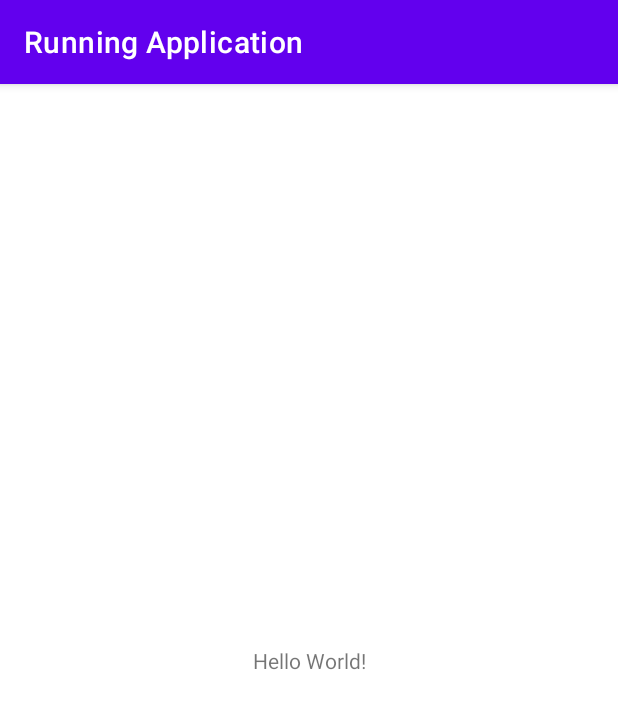
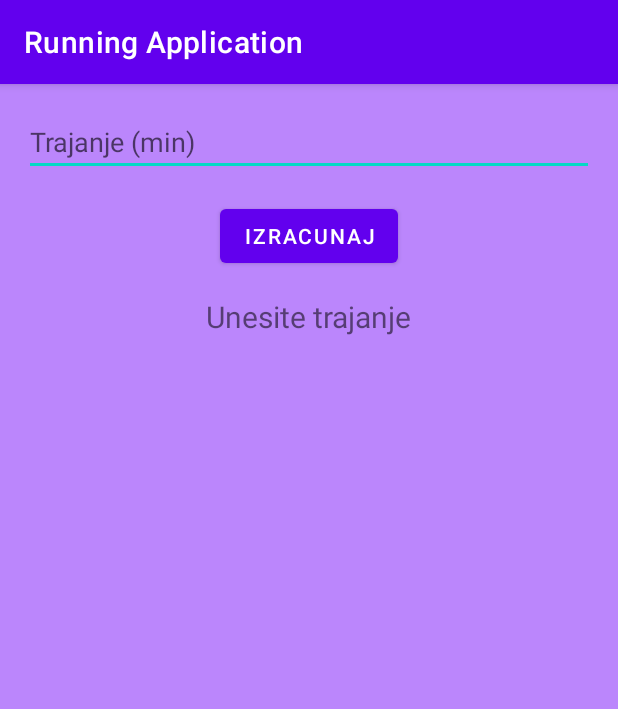
Before and after one commit to kostaDimitrijevic/RunningApplication, an Android app: the screen it shows after launch (MainActivity), on a phone screen of 412 x 824 dp. Shown: the top 709 px of the screen. Run offline under Robolectric (Android 15) with nearby library versions, the phone set to English and light mode, and no system bars.

Commit message:
ViewBinding, ViewModel-LiveData dependencies

```diff
--- a/app/build.gradle
+++ b/app/build.gradle
@@ -13,6 +13,10 @@ android {
         versionName "1.0"
 
         testInstrumentationRunner "androidx.test.runner.AndroidJUnitRunner"
+    }
+
+    buildFeatures {
+        viewBinding true
     }
 
     buildTypes {
@@ -35,4 +39,12 @@ dependencies {
     testImplementation 'junit:junit:4.13.2'
     androidTestImplementation 'androidx.test.ext:junit:1.1.3'
     androidTestImplementation 'androidx.test.espresso:espresso-core:3.4.0'
+
+
+    def lifecycle_version = "2.2.0"
+    implementation "androidx.lifecycle:lifecycle-viewmodel:$lifecycle_version"
+    implementation "androidx.lifecycle:lifecycle-livedata:$lifecycle_version"
+    implementation "androidx.lifecycle:lifecycle-viewmodel-savedstate:$lifecycle_version"
+    implementation "androidx.lifecycle:lifecycle-common-java8:$lifecycle_version"
+
 }
--- a/app/src/main/java/com/example/runningapplication/MainActivity.java
+++ b/app/src/main/java/com/example/runningapplication/MainActivity.java
@@ -4,11 +4,16 @@ import androidx.appcompat.app.AppCompatActivity;
 
 import android.os.Bundle;
 
+import com.example.runningapplication.databinding.ActivityMainBinding;
+
 public class MainActivity extends AppCompatActivity {
+
+    private ActivityMainBinding binding;
 
     @Override
     protected void onCreate(Bundle savedInstanceState) {
         super.onCreate(savedInstanceState);
-        setContentView(R.layout.activity_main);
+        binding = ActivityMainBinding.inflate(getLayoutInflater());
+        setContentView(binding.getRoot());
     }
 }
--- a/app/src/main/res/layout/activity_main.xml
+++ b/app/src/main/res/layout/activity_main.xml
@@ -1,18 +1,33 @@
 <?xml version="1.0" encoding="utf-8"?>
-<androidx.constraintlayout.widget.ConstraintLayout xmlns:android="http://schemas.android.com/apk/res/android"
-    xmlns:app="http://schemas.android.com/apk/res-auto"
+<LinearLayout xmlns:android="http://schemas.android.com/apk/res/android"
     xmlns:tools="http://schemas.android.com/tools"
+    android:id="@+id/linear_layout"
     android:layout_width="match_parent"
-    android:layout_height="match_parent"
+    android:layout_height="wrap_content"
+    android:background="@color/purple_200"
+    android:orientation="vertical"
     tools:context=".MainActivity">
 
-    <TextView
+    <EditText
+        android:id="@+id/edit_text"
+        android:layout_width="match_parent"
+        android:layout_height="wrap_content"
+        android:layout_margin="16dp"
+        android:hint="Trajanje (min)"/>
+    <Button
+        android:id="@+id/button"
         android:layout_width="wrap_content"
         android:layout_height="wrap_content"
-        android:text="Hello World!"
-        app:layout_constraintBottom_toBottomOf="parent"
-        app:layout_constraintEnd_toEndOf="parent"
-        app:layout_constraintStart_toStartOf="parent"
-        app:layout_constraintTop_toTopOf="parent" />
+        android:layout_gravity="center"
+        android:text="Izracunaj"/>
 
-</androidx.constraintlayout.widget.ConstraintLayout>
+    <TextView
+        android:id="@+id/text_view"
+        android:layout_width="wrap_content"
+        android:layout_height="wrap_content"
+        android:layout_gravity="center"
+        android:layout_margin="16dp"
+        android:text="Unesite trajanje"
+        android:textSize="20sp"/>
+
+</LinearLayout>
```
